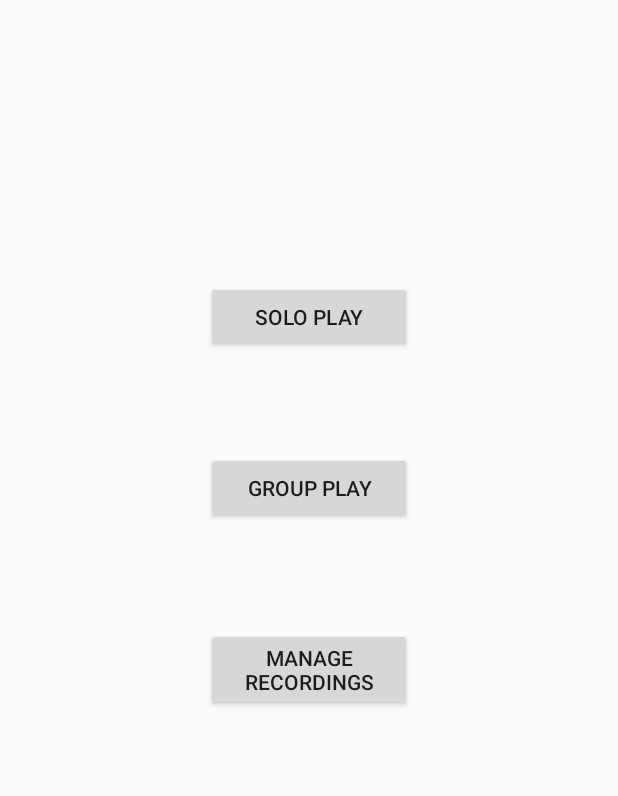
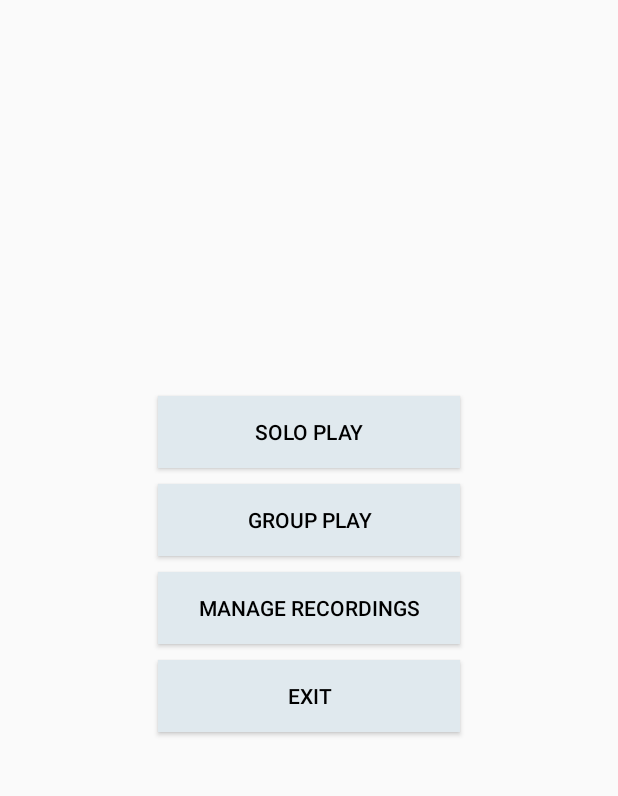
Before and after one commit to Jmiller7023/PIano, an Android app: the screen it shows after launch (MainActivity), on a phone screen of 412 x 824 dp, the part 84-880 px from its top. Run offline under Robolectric (Android 15) with nearby library versions, the phone set to English and light mode, and no system bars.

Commit message:
Deleted dead code. Cleaned up UI. Fixed warnings.

```diff
--- a/PIanoCode/app/src/main/java/com/example/user/pianocode/MainActivity.java
+++ b/PIanoCode/app/src/main/java/com/example/user/pianocode/MainActivity.java
@@ -8,17 +8,37 @@ import android.view.MenuInflater;
 import android.view.MenuItem;
 import android.view.View;
 import android.support.v7.widget.Toolbar;
+import android.widget.Button;
 import android.widget.Toast;
 
 public class MainActivity extends AppCompatActivity {
-    public static final String EXTRA_MESSAGE = "com.example.myfirstapp.MESSAGE";
+
     @Override
     protected void onCreate(Bundle savedInstanceState) {
+
         super.onCreate(savedInstanceState);
         setContentView(R.layout.activity_main);
 
         Toolbar m_toolbar = findViewById(R.id.toolbar);
         setSupportActionBar(m_toolbar);
+
+        Button soloplaybutton = findViewById(R.id.soloplay);
+        soloplaybutton.setOnClickListener(new View.OnClickListener() {
+            public void onClick(View view) {
+                Intent myIntent = new Intent(view.getContext(), PIanoActivity.class);
+                myIntent.setFlags(Intent.FLAG_ACTIVITY_REORDER_TO_FRONT | Intent.FLAG_ACTIVITY_PREVIOUS_IS_TOP);
+                startActivityForResult(myIntent, 0);
+            }
+        });
+
+        Button multiplayerbutton = findViewById(R.id.groupplay);
+        multiplayerbutton.setOnClickListener(new View.OnClickListener() {
+            public void onClick(View view) {
+                //Intent myIntent = new Intent(view.getContext(), BluetoothChat.class);
+                //myIntent.setFlags(Intent.FLAG_ACTIVITY_REORDER_TO_FRONT | Intent.FLAG_ACTIVITY_PREVIOUS_IS_TOP);
+                //startActivityForResult(myIntent, 0);
+            }
+        });
     }
 
     @Override
@@ -71,4 +91,9 @@ public class MainActivity extends AppCompatActivity {
         //startActivity(intent);
     }
 
+    public void exit(View v){
+        finish();
+        moveTaskToBack(true);
+    }
+
 }
--- a/PIanoCode/app/src/main/java/com/example/user/pianocode/PIanoActivity.java
+++ b/PIanoCode/app/src/main/java/com/example/user/pianocode/PIanoActivity.java
@@ -317,7 +317,5 @@ public class PIanoActivity extends AppCompatActivity {
             }
         });
 
-
     }
-
 }
--- a/PIanoCode/app/src/main/res/layout/activity_main.xml
+++ b/PIanoCode/app/src/main/res/layout/activity_main.xml
@@ -19,48 +19,85 @@
         app:popupTheme="@style/ThemeOverlay.AppCompat.Light"
         app:theme="@style/ThemeOverlay.AppCompat.Dark" />
 
+    <LinearLayout
+        android:layout_width="fill_parent"
+        android:paddingTop="50dp"
+        android:paddingBottom="10dp"
+        android:paddingLeft="100dp"
+        android:paddingRight="100dp"
+        android:layout_height="fill_parent"
+        android:gravity="center_vertical"
+        android:orientation="vertical"
+        android:layout_centerInParent="true">
+
         <Button
-        android:id="@+id/Group_Play"
-        android:layout_width="137dp"
+            android:id="@+id/soloplay"
+            android:layout_width="match_parent"
             android:layout_height="wrap_content"
-        android:layout_marginBottom="8dp"
-        android:layout_marginEnd="8dp"
-        android:layout_marginStart="8dp"
-        android:layout_marginTop="8dp"
+            android:layout_marginBottom="5dp"
+            android:layout_marginEnd="5dp"
+            android:layout_marginStart="5dp"
+            android:layout_marginTop="5dp"
+            android:onClick="openPIano"
+            android:text="@string/piano_open"
+            android:textColor="@android:color/black"
+            android:background="@color/bluegrey"
+            app:layout_constraintBottom_toBottomOf="parent"
+            app:layout_constraintLeft_toLeftOf="parent"
+            app:layout_constraintRight_toRightOf="parent"
+            app:layout_constraintTop_toTopOf="parent" />
+
+        <Button
+            android:id="@+id/groupplay"
+            android:layout_width="match_parent"
+            android:layout_height="wrap_content"
+            android:layout_marginBottom="5dp"
+            android:layout_marginEnd="5dp"
+            android:layout_marginStart="5dp"
+            android:layout_marginTop="5dp"
             android:onClick="openGroupPIano"
             android:text="@string/button_group_play"
+            android:textColor="@android:color/black"
+            android:background="@color/bluegrey"
             app:layout_constraintBottom_toBottomOf="parent"
             app:layout_constraintEnd_toEndOf="parent"
             app:layout_constraintStart_toStartOf="parent"
-        app:layout_constraintTop_toTopOf="parent"
-        app:layout_constraintVertical_bias="0.46" />
+            app:layout_constraintTop_toTopOf="parent" />
 
         <Button
-        android:id="@+id/Solo_Play"
-        android:layout_width="137dp"
+            android:id="@+id/manage_recording"
+            android:layout_width="match_parent"
             android:layout_height="wrap_content"
-        android:onClick="openPIano"
-        android:text="@string/piano_open"
-        app:layout_constraintBottom_toBottomOf="parent"
-        app:layout_constraintLeft_toLeftOf="parent"
-        app:layout_constraintRight_toRightOf="parent"
-        app:layout_constraintTop_toTopOf="parent"
-        app:layout_constraintVertical_bias="0.314" />
-
-    <Button
-        android:id="@+id/Manage_Recording"
-        android:layout_width="137dp"
-        android:layout_height="wrap_content"
-        android:layout_marginBottom="8dp"
-        android:layout_marginEnd="8dp"
-        android:layout_marginStart="8dp"
-        android:layout_marginTop="8dp"
+            android:layout_marginBottom="5dp"
+            android:layout_marginEnd="5dp"
+            android:layout_marginStart="5dp"
+            android:layout_marginTop="5dp"
             android:onClick="openManageRecord"
             android:text="@string/manage_recordings"
+            android:textColor="@android:color/black"
+            android:background="@color/bluegrey"
             app:layout_constraintBottom_toBottomOf="parent"
             app:layout_constraintEnd_toEndOf="parent"
             app:layout_constraintStart_toStartOf="parent"
-        app:layout_constraintTop_toTopOf="parent"
-        app:layout_constraintVertical_bias="0.62" />
+            app:layout_constraintTop_toTopOf="parent" />
+
+        <Button
+            android:id="@+id/exit"
+            android:layout_width="match_parent"
+            android:layout_height="wrap_content"
+            android:layout_marginBottom="5dp"
+            android:layout_marginEnd="5dp"
+            android:layout_marginStart="5dp"
+            android:layout_marginTop="5dp"
+            android:onClick="exit"
+            android:text="@string/button_exit"
+            android:textColor="@android:color/black"
+            android:background="@color/bluegrey"
+            app:layout_constraintBottom_toBottomOf="parent"
+            app:layout_constraintEnd_toEndOf="parent"
+            app:layout_constraintStart_toStartOf="parent"
+            app:layout_constraintTop_toTopOf="parent" />
+
+    </LinearLayout>
 
 </android.support.constraint.ConstraintLayout>
--- a/PIanoCode/app/src/main/res/values/colors.xml
+++ b/PIanoCode/app/src/main/res/values/colors.xml
@@ -3,6 +3,8 @@
     <color name="colorPrimary">#3F51B5</color>
     <color name="colorPrimaryDark">#303F9F</color>
     <color name="colorAccent">#FF4081</color>
+    <color name="sky">#AAE9F2</color>
+    <color name="bluegrey">#E0E9EE</color>
     <color name="white">#FFFFFF</color>
     <color name="offwhite">#D1D1D1</color>
     <color name="grey">#7A7A7A</color>
--- a/PIanoCode/app/src/main/res/values/strings.xml
+++ b/PIanoCode/app/src/main/res/values/strings.xml
@@ -91,4 +91,5 @@
     <string name="piano_menu_stop_recording">Stop recording</string>
     <string name="piano_record">Record</string>
     <string name="pref_title_default_chord">Default Octave</string>
+    <string name="button_exit">exit</string>
 </resources>
```
Also changed, not shown: PIanoCode/app/src/main/AndroidManifest.xml (+3 -13 lines), PIanoCode/app/src/main/java/com/example/user/pianocode/DisplayMessageActivity.java (deleted, +0 -23 lines), PIanoCode/app/src/main/res/layout/activity_display_message.xml (deleted, +0 -23 lines). Lines whose indentation alone changed are shown as unchanged.
